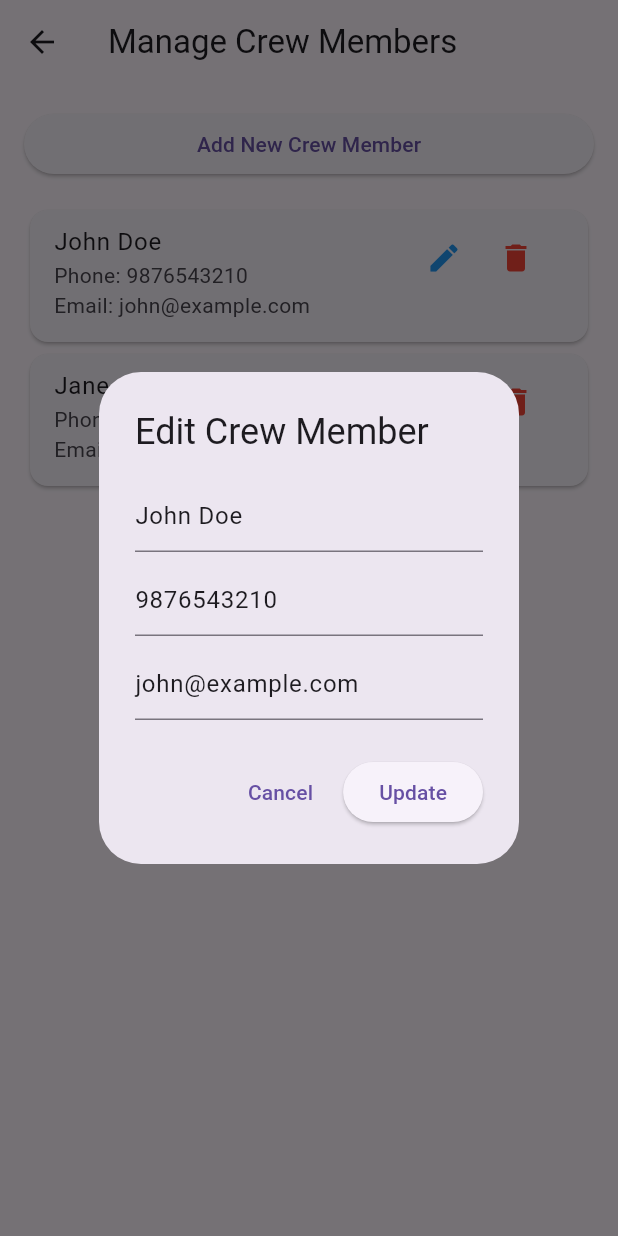
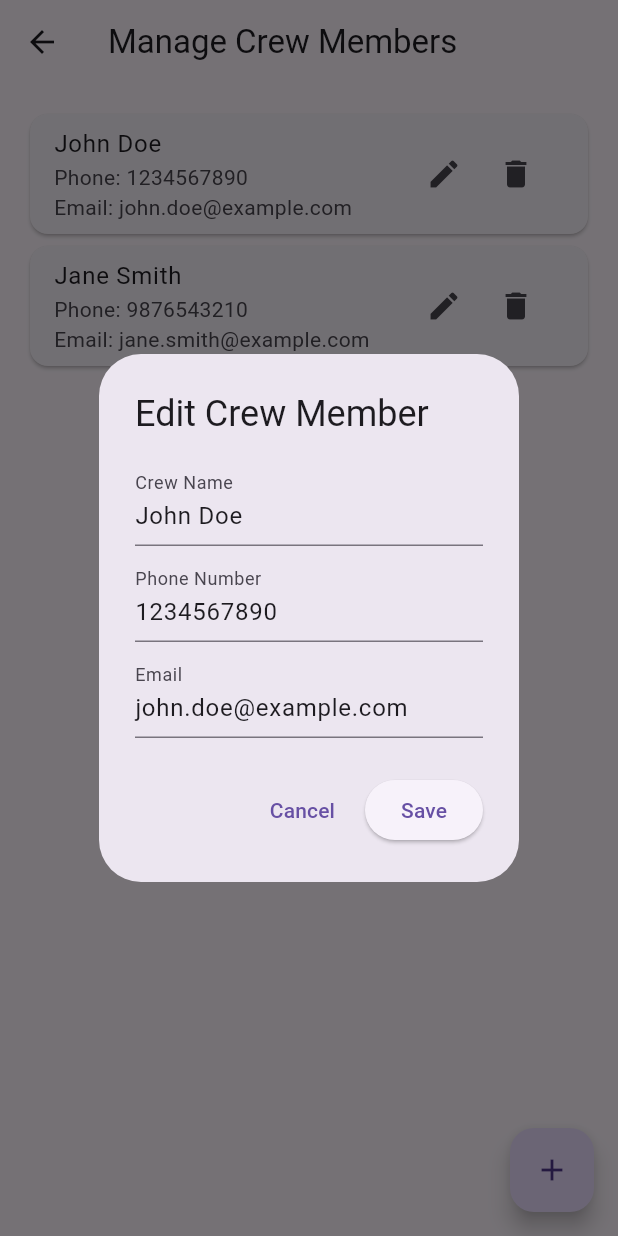
Before and after one commit to ekrajghimire/Work-Chart-System, a Flutter app: the ManageCrewScreen screen opened by its route, after a tap on the "edit" icon, on a phone screen of 412 x 824 dp. Run offline on Flutter 3.47's test engine with Material 3 defaults, Android fonts, the phone set to English and light mode, and no system bars; our stand-ins replace sqflite, sqflite_common_ffi; accounts and stored records are empty.

Commit message:
adding more functionalities

```diff
--- a/lib/main.dart
+++ b/lib/main.dart
@@ -28,8 +28,20 @@
     !kIsWeb && (Platform.isWindows || Platform.isLinux || Platform.isMacOS);
 
 class MyApp extends StatelessWidget {
-  // Shared task list for tasks
+  // Shared task list and crew members list
   final List<Map<String, dynamic>> tasks = [];
+  final List<Map<String, String>> crewMembers = [
+    {
+      'name': 'John Doe',
+      'phone': '1234567890',
+      'email': 'john.doe@example.com'
+    },
+    {
+      'name': 'Jane Smith',
+      'phone': '9876543210',
+      'email': 'jane.smith@example.com'
+    },
+  ];
 
   @override
   Widget build(BuildContext context) {
@@ -45,14 +57,20 @@
         '/': (context) => PlaceholderHomeScreen(),
         '/login': (context) => LoginScreen(),
         '/signup': (context) => SignupScreen(),
-        // Pass the tasks list to AdminDashboardScreen
-        '/admin_dashboard': (context) => AdminDashboardScreen(tasks: tasks),
-        '/manage_crew': (context) => const ManageCrewScreen(),
+        '/admin_dashboard': (context) =>
+            AdminDashboardScreen(tasks: tasks, crewMembers: crewMembers),
+        '/manage_crew': (context) => ManageCrewScreen(crewMembers: crewMembers),
         '/crew_dashboard': (context) => CrewDashboard(),
-        '/create_task': (context) =>
-            CreateTaskScreen(tasks: tasks, isAdmin: true),
-        '/view_all_tasks': (context) =>
-            ViewAllTasksScreen(tasks: tasks, isAdmin: true),
+        '/create_task': (context) => CreateTaskScreen(
+              tasks: tasks,
+              crewMembers:
+                  crewMembers.map((member) => member['name'] ?? '').toList(),
+              isAdmin: true,
+            ),
+        '/view_all_tasks': (context) => ViewAllTasksScreen(
+              tasks: tasks,
+              isAdmin: true,
+            ),
       },
     );
   }
--- a/lib/screens/manage_crew_screen.dart
+++ b/lib/screens/manage_crew_screen.dart
@@ -1,111 +1,145 @@
 import 'package:flutter/material.dart';
 
 class ManageCrewScreen extends StatefulWidget {
-  const ManageCrewScreen({Key? key}) : super(key: key);
+  final List<Map<String, String>> crewMembers;
+
+  const ManageCrewScreen({Key? key, required this.crewMembers})
+      : super(key: key);
 
   @override
-  _ManageCrewScreenState createState() => _ManageCrewScreenState();
+  State<ManageCrewScreen> createState() => _ManageCrewScreenState();
 }
 
 class _ManageCrewScreenState extends State<ManageCrewScreen> {
-  final List<Map<String, String>> _crewMembers = [
-    {'name': 'John Doe', 'phone': '9876543210', 'email': 'john@example.com'},
-    {'name': 'Jane Smith', 'phone': '9123456789', 'email': 'jane@example.com'},
-  ];
+  final _formKey = GlobalKey<FormState>();
+  String? _crewName;
+  String? _phoneNumber;
+  String? _email;
 
-  void _addOrEditCrewMember({Map<String, String>? existingMember, int? index}) {
-    TextEditingController _nameController = TextEditingController(
-        text: existingMember != null ? existingMember['name'] : '');
-    TextEditingController _phoneController = TextEditingController(
-        text: existingMember != null ? existingMember['phone'] : '');
-    TextEditingController _emailController = TextEditingController(
-        text: existingMember != null ? existingMember['email'] : '');
+  void _addOrEditCrewMember({Map<String, String>? existingCrewMember}) {
+    if (existingCrewMember != null) {
+      _crewName = existingCrewMember['name'];
+      _phoneNumber = existingCrewMember['phone'];
+      _email = existingCrewMember['email'];
+    } else {
+      _crewName = null;
+      _phoneNumber = null;
+      _email = null;
+    }
 
     showDialog(
       context: context,
-      builder: (BuildContext dialogContext) {
-        return AlertDialog(
-          title: Text(
-              existingMember == null ? 'Add Crew Member' : 'Edit Crew Member'),
-          content: Column(
+      builder: (context) => AlertDialog(
+        title: Text(existingCrewMember == null
+            ? 'Add Crew Member'
+            : 'Edit Crew Member'),
+        content: Form(
+          key: _formKey,
+          child: Column(
             mainAxisSize: MainAxisSize.min,
             children: [
-              TextField(
-                controller: _nameController,
-                decoration:
-                    const InputDecoration(hintText: 'Enter crew member name'),
+              TextFormField(
+                initialValue: _crewName,
+                decoration: const InputDecoration(labelText: 'Crew Name'),
+                validator: (value) {
+                  if (value == null || value.isEmpty) {
+                    return 'Please enter the crew name';
+                  }
+                  return null;
+                },
+                onSaved: (value) => _crewName = value,
               ),
               const SizedBox(height: 8),
-              TextField(
-                controller: _phoneController,
-                decoration:
-                    const InputDecoration(hintText: 'Enter phone number'),
+              TextFormField(
+                initialValue: _phoneNumber,
+                decoration: const InputDecoration(labelText: 'Phone Number'),
                 keyboardType: TextInputType.phone,
+                validator: (value) {
+                  if (value == null || value.isEmpty) {
+                    return 'Please enter the phone number';
+                  }
+                  if (!RegExp(r'^\d{10}$').hasMatch(value)) {
+                    return 'Please enter a valid phone number';
+                  }
+                  return null;
+                },
+                onSaved: (value) => _phoneNumber = value,
               ),
               const SizedBox(height: 8),
-              TextField(
-                controller: _emailController,
-                decoration:
-                    const InputDecoration(hintText: 'Enter email address'),
+              TextFormField(
+                initialValue: _email,
+                decoration: const InputDecoration(labelText: 'Email'),
                 keyboardType: TextInputType.emailAddress,
+                validator: (value) {
+                  if (value == null || value.isEmpty) {
+                    return 'Please enter the email';
+                  }
+                  if (!RegExp(r'^[^@]+@[^@]+\.[^@]+').hasMatch(value)) {
+                    return 'Please enter a valid email';
+                  }
+                  return null;
+                },
+                onSaved: (value) => _email = value,
               ),
             ],
           ),
+        ),
         actions: [
           TextButton(
-              onPressed: () {
-                Navigator.of(dialogContext).pop();
-              },
+            onPressed: () => Navigator.pop(context),
             child: const Text('Cancel'),
           ),
           ElevatedButton(
             onPressed: () {
-                if (_nameController.text.isNotEmpty &&
-                    _phoneController.text.isNotEmpty &&
-                    _emailController.text.isNotEmpty) {
+              if (_formKey.currentState!.validate()) {
+                _formKey.currentState!.save();
                 setState(() {
-                    if (existingMember == null) {
-                      _crewMembers.add({
-                        'name': _nameController.text,
-                        'phone': _phoneController.text,
-                        'email': _emailController.text,
+                  if (existingCrewMember != null) {
+                    // Edit crew member
+                    existingCrewMember['name'] = _crewName!;
+                    existingCrewMember['phone'] = _phoneNumber!;
+                    existingCrewMember['email'] = _email!;
+                  } else {
+                    // Add new crew member
+                    widget.crewMembers.add({
+                      'name': _crewName!,
+                      'phone': _phoneNumber!,
+                      'email': _email!,
                     });
-                    } else if (index != null) {
-                      _crewMembers[index] = {
-                        'name': _nameController.text,
-                        'phone': _phoneController.text,
-                        'email': _emailController.text,
-                      };
                   }
                 });
-                  Navigator.of(dialogContext).pop();
-                  ScaffoldMessenger.of(context).showSnackBar(
-                    SnackBar(
-                      content: Text(existingMember == null
-                          ? 'Crew member added'
-                          : 'Crew member updated'),
-                    ),
-                  );
-                } else {
-                  ScaffoldMessenger.of(context).showSnackBar(
-                    const SnackBar(content: Text('All fields are required')),
-                  );
+                Navigator.pop(context);
               }
             },
-              child: Text(existingMember == null ? 'Add' : 'Update'),
+            child: Text(existingCrewMember == null ? 'Add' : 'Save'),
           ),
         ],
-        );
-      },
+      ),
     );
   }
 
-  void _deleteCrewMember(int index) {
+  void _deleteCrewMember(Map<String, String> crewMember) {
+    showDialog(
+      context: context,
+      builder: (context) => AlertDialog(
+        title: const Text('Delete Crew Member'),
+        content: const Text('Are you sure you want to delete this crew member?'),
+        actions: [
+          TextButton(
+            onPressed: () => Navigator.pop(context),
+            child: const Text('Cancel'),
+          ),
+          ElevatedButton(
+            onPressed: () {
               setState(() {
-      _crewMembers.removeAt(index);
+                widget.crewMembers.remove(crewMember);
               });
-    ScaffoldMessenger.of(context).showSnackBar(
-      const SnackBar(content: Text('Crew member deleted')),
+              Navigator.pop(context);
+            },
+            child: const Text('Delete'),
+          ),
+        ],
+      ),
     );
   }
 
@@ -117,36 +151,31 @@ class _ManageCrewScreenState extends State<ManageCrewScreen> {
       ),
       body: Padding(
         padding: const EdgeInsets.all(16.0),
-        child: Column(
-          crossAxisAlignment: CrossAxisAlignment.stretch,
-          children: [
-            ElevatedButton(
-              onPressed: () => _addOrEditCrewMember(),
-              child: const Text('Add New Crew Member'),
-            ),
-            const SizedBox(height: 16),
-            Expanded(
         child: ListView.builder(
-                itemCount: _crewMembers.length,
+          itemCount: widget.crewMembers.length,
           itemBuilder: (context, index) {
-                  final crewMember = _crewMembers[index];
+            final crewMember = widget.crewMembers[index];
             return Card(
               child: ListTile(
                 title: Text(crewMember['name'] ?? ''),
-                      subtitle: Text(
-                          'Phone: ${crewMember['phone']}\nEmail: ${crewMember['email']}'),
-                      isThreeLine: true,
+                subtitle: Column(
+                  crossAxisAlignment: CrossAxisAlignment.start,
+                  children: [
+                    Text('Phone: ${crewMember['phone']}'),
+                    Text('Email: ${crewMember['email']}'),
+                  ],
+                ),
                 trailing: Row(
                   mainAxisSize: MainAxisSize.min,
                   children: [
                     IconButton(
-                            icon: const Icon(Icons.edit, color: Colors.blue),
+                      icon: const Icon(Icons.edit),
                       onPressed: () => _addOrEditCrewMember(
-                                existingMember: crewMember, index: index),
+                          existingCrewMember: crewMember),
                     ),
                     IconButton(
-                            icon: const Icon(Icons.delete, color: Colors.red),
-                            onPressed: () => _deleteCrewMember(index),
+                      icon: const Icon(Icons.delete),
+                      onPressed: () => _deleteCrewMember(crewMember),
                     ),
                   ],
                 ),
@@ -155,8 +184,9 @@ class _ManageCrewScreenState extends State<ManageCrewScreen> {
           },
         ),
       ),
-          ],
-        ),
+      floatingActionButton: FloatingActionButton(
+        onPressed: () => _addOrEditCrewMember(),
+        child: const Icon(Icons.add),
       ),
     );
   }
```
Also changed, not shown: lib/screens/admin_dashboard_screen.dart (+23 -12 lines), lib/screens/create_task_screen.dart (+33 -83 lines), lib/screens/view_all_tasks.dart (+63 -28 lines). Lines whose indentation alone changed are shown as unchanged.
